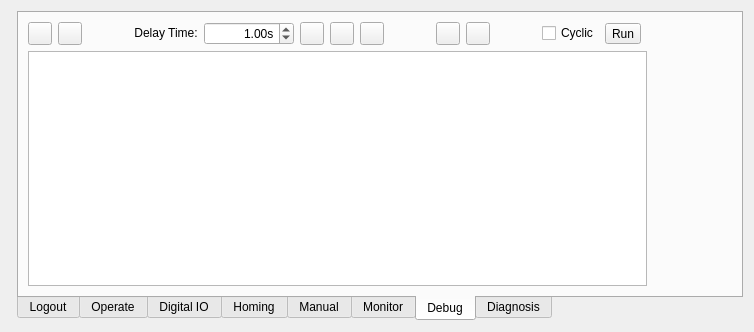
ww4u/mct-t4, file source/wnd/h2ops.ui: the form before one commit.
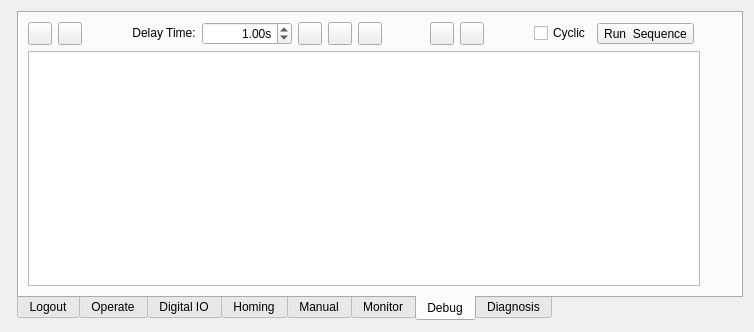
The form after the commit. The open tabs and pages were chosen to show the change. Icons and pictures are not drawn. Custom widgets are drawn as their Qt base class.

```diff
--- a/source/wnd/h2ops.ui
+++ b/source/wnd/h2ops.ui
@@ -1465,7 +1465,7 @@
             <string>Running</string>
            </property>
            <property name="text">
-            <string>Run</string>
+            <string>Run  Sequence</string>
            </property>
            <property name="iconSize">
             <size>
```
Left out of the diff: 12 changed lines with no effect on the pictures.
